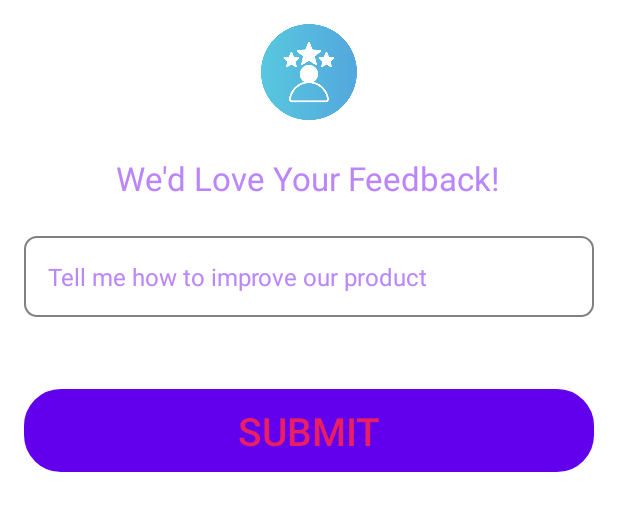
After one commit to NitinKumar2024/Attendance, an Android app: the layout fragment_feedback_bottom_sheet.xml on its own in the app's theme, with its tools: preview values and no code run, on a phone screen of 412 x 824 dp. The commit adds this screen. Shown: the top 511 px of the screen. Run offline under Robolectric (Android 15) with nearby library versions, the phone set to English and light mode, and no system bars; network calls fail.

Commit message:
It is my first life changing app

```diff
--- a/app/src/main/AndroidManifest.xml
+++ b/app/src/main/AndroidManifest.xml
@@ -16,7 +16,7 @@
         android:icon="@drawable/logo"
         android:label="@string/app_name"
         android:networkSecurityConfig="@xml/network_security_config"
-        android:roundIcon="@drawable/edu_mark_logo"
+        android:roundIcon="@drawable/logo"
         android:supportsRtl="true"
         android:theme="@style/Theme.Attendence"
         android:usesCleartextTraffic="true">
--- a/app/src/main/java/com/viddoer/attendence/AllStudentDisplay.java
+++ b/app/src/main/java/com/viddoer/attendence/AllStudentDisplay.java
@@ -41,6 +41,7 @@ public class AllStudentDisplay extends AppCompatActivity {
         setRequestedOrientation(ActivityInfo.SCREEN_ORIENTATION_PORTRAIT);
         progressDialog = new ProgressDialog(this);
         progressDialog.setTitle("Loading...");
+        this.getSupportActionBar().hide();
 
         this.getSupportActionBar().hide();
         List<AttendenceModel> contactList = new ArrayList<>();
--- a/app/src/main/java/com/viddoer/attendence/StudentDashBoard.java
+++ b/app/src/main/java/com/viddoer/attendence/StudentDashBoard.java
@@ -26,7 +26,7 @@ public class StudentDashBoard extends AppCompatActivity {
         String email = getIntent().getStringExtra("email");
         String semester = getIntent().getStringExtra("semester");
         String registration = getIntent().getStringExtra("registration");
-        String phone = getIntent().getStringExtra("Phone");
+        String phone = getIntent().getStringExtra("phone");
         String password = getIntent().getStringExtra("password");
 
         ViewPager viewPager = findViewById(R.id.viewPager);
--- a/app/src/main/res/layout/fragment_bottom_sheet.xml
+++ b/app/src/main/res/layout/fragment_bottom_sheet.xml
@@ -125,8 +125,10 @@
         android:layout_height="wrap_content"
         android:text="Submit"
         android:layout_alignParentBottom="true"
+        android:textSize="26dp"
+        style="@style/Widget.App.Button.Primary"
+        android:textColor="#E91E63"
         android:background="@drawable/rounded_corner"
-        style="@style/Widget.App.Button.Primary"
         android:layout_marginTop="24dp"/>
 
 </RelativeLayout>
--- /dev/null
+++ b/app/src/main/res/layout/fragment_feedback_bottom_sheet.xml
@@ -0,0 +1,54 @@
+<?xml version="1.0" encoding="utf-8"?>
+<LinearLayout xmlns:android="http://schemas.android.com/apk/res/android"
+    android:layout_width="match_parent"
+    android:layout_height="wrap_content"
+    android:orientation="vertical"
+    android:padding="16dp"
+    android:background="@drawable/bottomsheetbackground">
+
+    <!-- Feedback Icon -->
+    <ImageView
+        android:layout_width="64dp"
+        android:layout_height="64dp"
+        android:src="@drawable/ic_feedback"
+        android:layout_gravity="center_horizontal"
+        android:layout_marginBottom="24dp"/>
+
+    <!-- Feedback Title -->
+    <TextView
+        android:id="@+id/text_feedback_title"
+        android:layout_width="wrap_content"
+        android:layout_height="wrap_content"
+        android:text="We'd Love Your Feedback!"
+        android:textSize="22sp"
+        android:textColor="@color/purple_200"
+        android:layout_gravity="center"
+        android:layout_marginBottom="24dp"/>
+
+    <!-- Feedback Input -->
+    <EditText
+        android:id="@+id/edit_text_feedback"
+        android:layout_width="match_parent"
+        android:layout_height="wrap_content"
+        android:textColor="@color/purple_200"
+        android:hint="Tell me how to improve our product"
+        android:textColorHint="@color/purple_200"
+        android:textSize="16sp"
+        android:background="@drawable/edittext_background"
+        android:padding="16dp"
+        android:layout_marginBottom="24dp"/>
+
+    <!-- Submit Button -->
+    <Button
+        android:id="@+id/button_submit"
+        android:layout_width="match_parent"
+        android:layout_height="wrap_content"
+        android:textSize="26dp"
+        android:text="Submit"
+        android:layout_alignParentBottom="true"
+        style="@style/Widget.App.Button.Primary"
+        android:textColor="#E91E63"
+        android:background="@drawable/rounded_corner"
+        android:layout_marginTop="24dp"/>
+
+</LinearLayout>
--- a/app/src/main/res/values/strings.xml
+++ b/app/src/main/res/values/strings.xml
@@ -1,5 +1,5 @@
 <resources>
-    <string name="app_name">Attendence</string>
+    <string name="app_name">Edu Mark</string>
     <string name="title_home">Home</string>
     <string name="title_dashboard">Dashboard</string>
     <string name="title_notifications">Notifications</string>
```
Also changed, not shown: app/src/main/java/com/viddoer/attendence/Adapters/AttendenceAdapter.java (+17 -6 lines), app/src/main/java/com/viddoer/attendence/Authentication/Login.java (+1 -9 lines), app/src/main/java/com/viddoer/attendence/Faculties/AllAttendanceViewDownload.java (+34 -1 lines), app/src/main/java/com/viddoer/attendence/FeedbackBottomSheet.java (added, +167 -0 lines), app/src/main/java/com/viddoer/attendence/Principle/StudentSemesterHandling.java (+25 -1 lines), app/src/main/java/com/viddoer/attendence/Students/BottomSheetFragment.java (+48 -3 lines), app/src/main/java/com/viddoer/attendence/Students/StudentDashboardFragment.java (+20 -1 lines), app/src/main/java/com/viddoer/attendence/WhoAreYou.java (+5 -2 lines), app/src/main/res/layout/fragment_student_dashboard.xml (+13 -0 lines), app/src/main/res/layout/fragment_student_profile.xml (+7 -11 lines), app/src/main/res/drawable/ic_feedback.png (added), app/src/main/res/drawable/logo.png.
